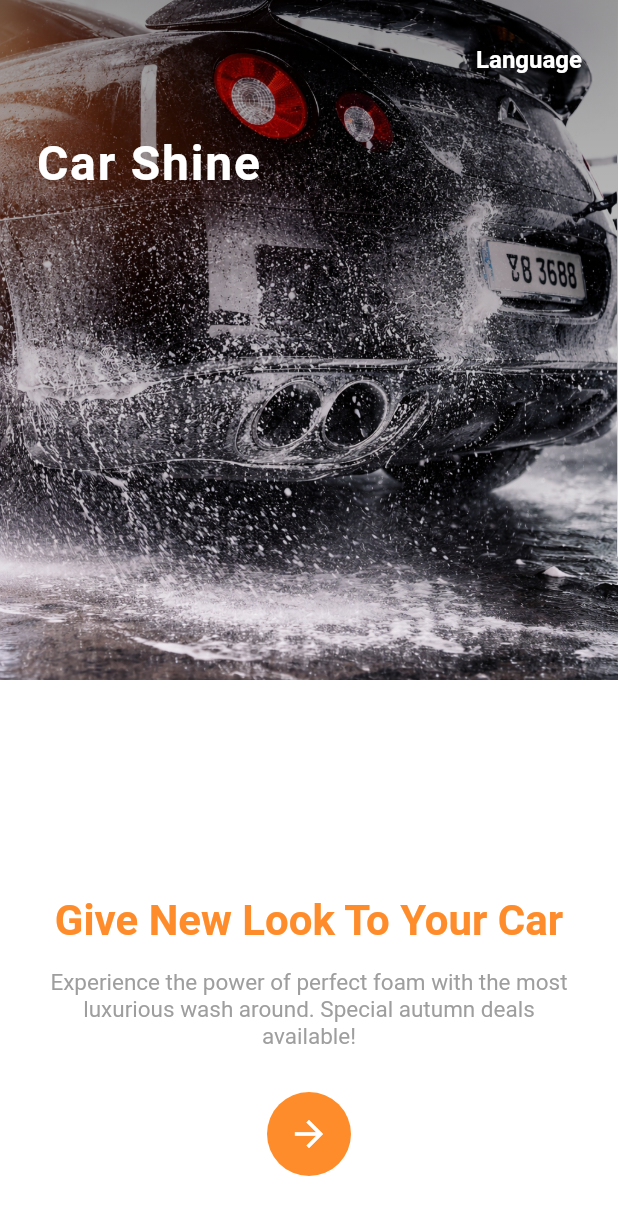
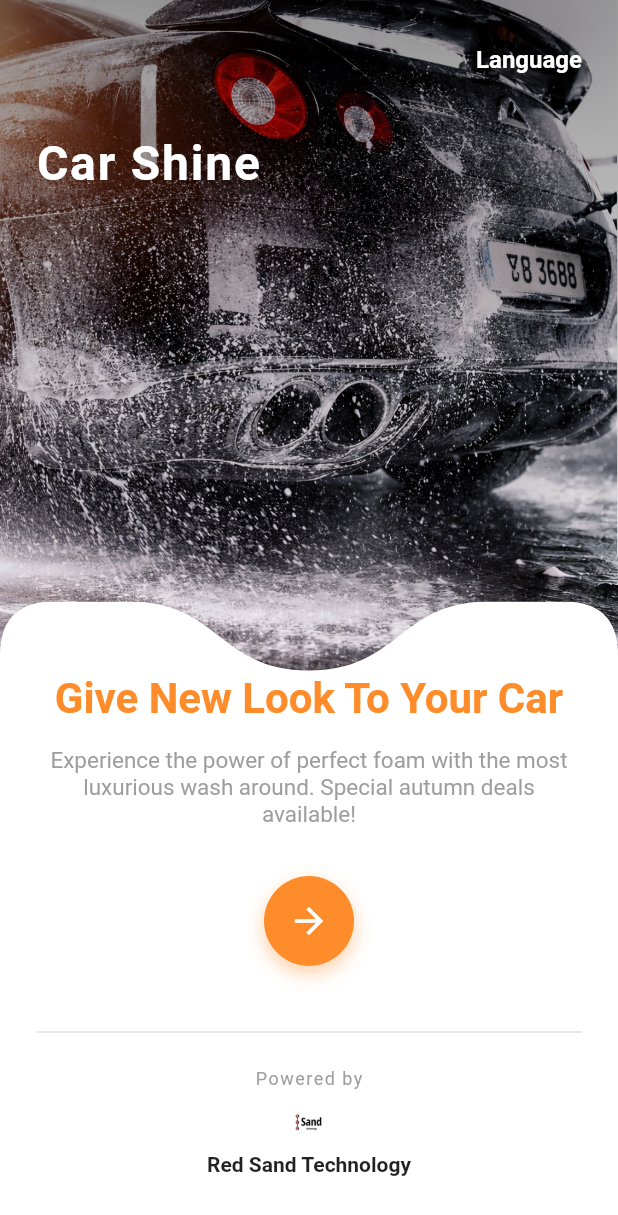
Before and after one commit to RaghadKAlamoudi/car_wash_app, a Flutter app: the screen it shows after launch, on a phone screen of 412 x 824 dp. Shown: the top 1215 px of the screen. Run offline on Flutter 3.47's test engine with Material 3 defaults, Android fonts, the phone set to English and light mode, and no system bars; our stand-ins replace cloud_firestore, firebase_auth, firebase_core, firebase_messaging, flutter_map, geocoding and 3 more; accounts and stored records are empty.

Commit message:
Initial commit - Car Wash Flutter App

```diff
--- a/lib/landing/landing_page.dart
+++ b/lib/landing/landing_page.dart
@@ -35,6 +35,7 @@
       backgroundColor: Colors.white,
       body: Stack(
         children: [
+
           // ================= HERO IMAGE =================
           SizedBox(
             height: MediaQuery.of(context).size.height * 0.55,
@@ -42,6 +43,7 @@
             child: Stack(
               fit: StackFit.expand,
               children: [
+
                 Image.asset(
                   'assets/images/onboarding_car.jpg',
                   fit: BoxFit.cover,
@@ -119,6 +121,8 @@
                 child: Column(
                   mainAxisSize: MainAxisSize.min,
                   children: [
+
+                    // Title
                     Text(
                       t.translate('landing_title'),
                       textAlign: TextAlign.center,
@@ -128,7 +132,10 @@
                         color: Theme.of(context).primaryColor,
                       ),
                     ),
+
                     const SizedBox(height: 16),
+
+                    // Subtitle
                     Text(
                       t.translate('landing_subtitle'),
                       textAlign: TextAlign.center,
@@ -137,15 +144,27 @@
                           .bodyMedium
                           ?.copyWith(color: Colors.grey),
                     ),
-                    const SizedBox(height: 28),
+
+                    const SizedBox(height: 32),
+
+                    // ================= START BUTTON =================
                     GestureDetector(
                       onTap: () => _getStarted(context),
                       child: Container(
-                        width: 56,
-                        height: 56,
+                        width: 60,
+                        height: 60,
                         decoration: BoxDecoration(
                           color: Theme.of(context).primaryColor,
                           shape: BoxShape.circle,
+                          boxShadow: [
+                            BoxShadow(
+                              color: Theme.of(context)
+                                  .primaryColor
+                                  .withOpacity(0.4),
+                              blurRadius: 10,
+                              offset: const Offset(0, 5),
+                            )
+                          ],
                         ),
                         child: const Icon(
                           Icons.arrow_forward,
@@ -153,6 +172,50 @@
                           size: 28,
                         ),
                       ),
+                    ),
+
+                    const SizedBox(height: 36),
+
+                    // ================= DIVIDER =================
+                    Divider(
+                      color: Colors.grey.shade300,
+                      thickness: 1,
+                    ),
+
+                    const SizedBox(height: 16),
+
+                    // ================= POWERED BY =================
+                    Column(
+                      children: [
+
+                        const Text(
+                          "Powered by",
+                          style: TextStyle(
+                            fontSize: 12,
+                            color: Colors.grey,
+                            letterSpacing: 1,
+                          ),
+                        ),
+
+                        const SizedBox(height: 8),
+
+                        // Company Logo
+                        Image.asset(
+                          "assets/images/image.png",
+                          height: 28,
+                        ),
+
+                        const SizedBox(height: 6),
+
+                        const Text(
+                          "Red Sand Technology",
+                          style: TextStyle(
+                            fontSize: 14,
+                            fontWeight: FontWeight.w600,
+                            color: Colors.black87,
+                          ),
+                        ),
+                      ],
                     ),
                   ],
                 ),
@@ -165,6 +228,7 @@
   }
 }
 
+
 // ================= SMOOTH CURVE CLIPPER =================
 
 class SmoothTopCurveClipper extends CustomClipper<Path> {
@@ -175,10 +239,8 @@
 
     final path = Path();
 
-    // Start left
     path.moveTo(0, cornerRadius);
 
-    // Top-left rounded corner
     path.quadraticBezierTo(
       0,
       0,
@@ -186,10 +248,8 @@
       0,
     );
 
-    // Line to before center curve
     path.lineTo(size.width / 2 - 120, 0);
 
-    // Center smooth inward curve
     path.cubicTo(
       size.width / 2 - 60,
       0,
@@ -208,10 +268,8 @@
       0,
     );
 
-    // Line to top-right corner
     path.lineTo(size.width - cornerRadius, 0);
 
-    // Top-right rounded corner
     path.quadraticBezierTo(
       size.width,
       0,
@@ -219,7 +277,6 @@
       cornerRadius,
     );
 
-    // Rest of container
     path.lineTo(size.width, size.height);
     path.lineTo(0, size.height);
     path.close();
```
Also changed, not shown: assets/images/image.png (added), 2 other files.
